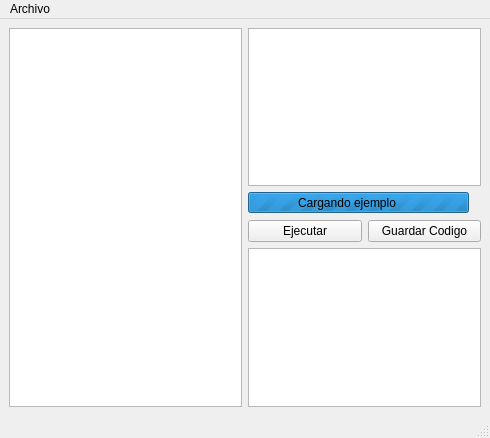
First picture: the form in pilas/cargador/ui.ui, repository hugoruscitti/pilas, before the edit.
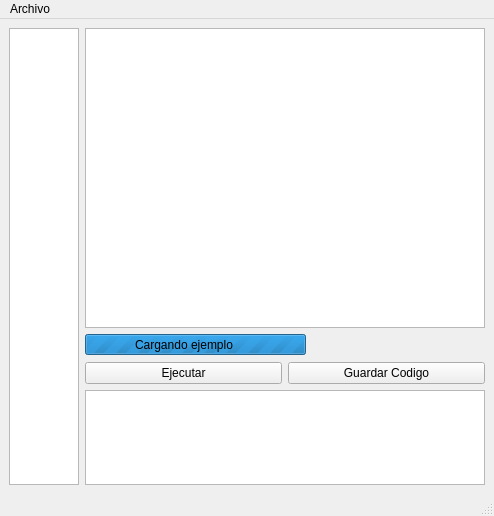
Second picture: the form after the edit.

Commit message: actualizando imagenes de ejemplos

What changed in the file:
```diff
--- a/pilas/cargador/ui.ui
+++ b/pilas/cargador/ui.ui
@@ -6,8 +6,8 @@
    <rect>
     <x>0</x>
     <y>0</y>
-    <width>490</width>
-    <height>438</height>
+    <width>481</width>
+    <height>516</height>
    </rect>
   </property>
   <property name="windowTitle">
@@ -21,7 +21,20 @@
     <item row="0" column="1">
      <layout class="QVBoxLayout" name="verticalLayout">
       <item>
-       <widget class="QGraphicsView" name="imagen"/>
+       <widget class="QGraphicsView" name="imagen">
+        <property name="sizePolicy">
+         <sizepolicy hsizetype="Minimum" vsizetype="Minimum">
+          <horstretch>0</horstretch>
+          <verstretch>0</verstretch>
+         </sizepolicy>
+        </property>
+        <property name="minimumSize">
+         <size>
+          <width>400</width>
+          <height>300</height>
+         </size>
+        </property>
+       </widget>
       </item>
       <item>
        <widget class="QFrame" name="progreso">
@@ -114,8 +127,8 @@
     <rect>
      <x>0</x>
      <y>0</y>
-     <width>490</width>
-     <height>32</height>
+     <width>481</width>
+     <height>26</height>
     </rect>
    </property>
    <widget class="QMenu" name="menuArchivo">
```
The commit also changes 2 other files.
